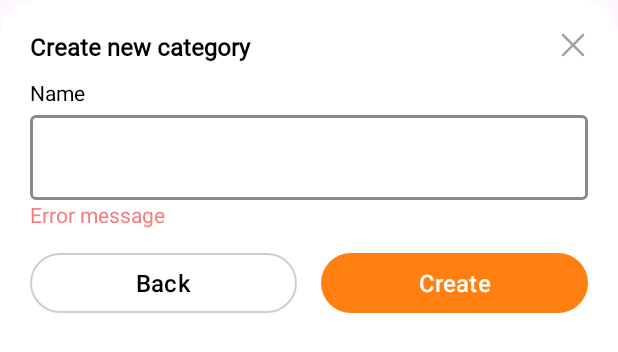
After one commit to pedfu/DayStreak, an Android app: the layout fragment_category_creation_dialog.xml on its own in the app's theme, with its tools: preview values and no code run, on a phone screen of 412 x 824 dp. The commit adds this screen. Shown: the top 352 px of the screen. Run offline under Robolectric (Android 15) with nearby library versions, the phone set to English and light mode, and no system bars.

Commit message:
feat: Modal create category

```diff
--- a/app/build.gradle.kts
+++ b/app/build.gradle.kts
@@ -54,6 +54,7 @@ dependencies {
     implementation("androidx.lifecycle:lifecycle-viewmodel-ktx:2.7.0")
     implementation("androidx.lifecycle:lifecycle-service:2.7.0")
     implementation("androidx.lifecycle:lifecycle-common-java8:2.7.0")
+    implementation("androidx.legacy:legacy-support-v4:1.0.0")
     testImplementation("junit:junit:4.13.2")
     androidTestImplementation("androidx.test.ext:junit:1.1.5")
     androidTestImplementation("androidx.test.espresso:espresso-core:3.5.1")
@@ -91,4 +92,7 @@ dependencies {
 
     // glide - render image from url
     implementation("com.github.bumptech.glide:glide:4.12.0")
+
+    // Loading Button
+    implementation("com.github.razir.progressbutton:progressbutton:2.1.0")
 }
--- a/app/src/main/java/com/pedfu/daystreak/data/local/category/CategoryDao.kt
+++ b/app/src/main/java/com/pedfu/daystreak/data/local/category/CategoryDao.kt
@@ -17,6 +17,9 @@ interface CategoryDao {
 
     @Query("SELECT * FROM category")
     suspend fun getAllCategories(): List<CategoryEntity>
+
+    @Query("SELECT * FROM category")
+    suspend fun getAll(): List<CategoryEntity>
 
     @Query("SELECT * FROM category WHERE id = :id LIMIT 1")
     fun observeById(id: Long): Flow<CategoryEntity?>
--- a/app/src/main/java/com/pedfu/daystreak/data/remote/streak/CategoryRequest.kt
+++ b/app/src/main/java/com/pedfu/daystreak/data/remote/streak/CategoryRequest.kt
@@ -7,4 +7,6 @@ import com.squareup.moshi.JsonClass
 class CategoryRequest (
     @Json(name = "id") val id: Long?,
     @Json(name = "name") val name: String,
-)
+) {
+    constructor(name: String): this(null, name)
+}
--- a/app/src/main/java/com/pedfu/daystreak/data/repositories/streak/StreakRepository.kt
+++ b/app/src/main/java/com/pedfu/daystreak/data/repositories/streak/StreakRepository.kt
@@ -34,6 +34,10 @@ class StreakRepository(
         return streakDao.getAll().map { it.toStreak() }
     }
 
+    suspend fun getAllCategories(): List<StreakCategoryItem> {
+        return categoryDao.getAll().map { it.toCategory() }
+    }
+
     suspend fun onRefreshStreak(streaks: List<StreakItem>) {
         streakDao.refreshStreaks(streaks)
     }
--- a/app/src/main/java/com/pedfu/daystreak/helpers/RetrofitBuilder.kt
+++ b/app/src/main/java/com/pedfu/daystreak/helpers/RetrofitBuilder.kt
@@ -31,7 +31,7 @@ class RetrofitBuilder(
         clientBuilder.addNetworkInterceptor(httpLoggingInterceptor)
 
         return Retrofit.Builder()
-            .baseUrl("https://509c-189-123-97-138.ngrok-free.app/") // BASE URL FROM CONFIG
+            .baseUrl("https://e273-189-123-97-138.ngrok-free.app/") // BASE URL FROM CONFIG
             .addConverterFactory(MoshiConverterFactory.create(moshi))
             .client(clientBuilder.build())
             .build()
--- /dev/null
+++ b/app/src/main/java/com/pedfu/daystreak/presentation/category/OnItemCreatedListener.kt
@@ -0,0 +1,5 @@
+package com.pedfu.daystreak.presentation.category
+
+interface OnItemCreatedListener {
+    fun onItemCreated(itemType: String)
+}
--- /dev/null
+++ b/app/src/main/res/drawable/background_button_transparent_md_border.xml
@@ -0,0 +1,21 @@
+<?xml version="1.0" encoding="utf-8"?>
+<ripple
+xmlns:android="http://schemas.android.com/apk/res/android"
+android:color="#11000000">
+
+<item>
+    <shape xmlns:android="http://schemas.android.com/apk/res/android"
+        android:shape="rectangle">
+        <corners android:radius="24dp"/>
+        <solid android:color="@color/transparent"/>
+        <stroke android:width="1dp" android:color="#CECECE" />
+    </shape>
+</item>
+
+<!-- Make sure the ripple doesn't exceed the bounds -->
+<item android:id="@android:id/mask">
+    <shape android:shape="rectangle">
+        <solid android:color="?android:colorAccent" />
+    </shape>
+</item>
+</ripple>
--- /dev/null
+++ b/app/src/main/res/layout/fragment_category_creation_dialog.xml
@@ -0,0 +1,105 @@
+<?xml version="1.0" encoding="utf-8"?>
+<androidx.constraintlayout.widget.ConstraintLayout xmlns:android="http://schemas.android.com/apk/res/android"
+    xmlns:app="http://schemas.android.com/apk/res-auto"
+    xmlns:tools="http://schemas.android.com/tools"
+    android:layout_width="match_parent"
+    android:layout_height="match_parent"
+    android:padding="20dp"
+    android:paddingBottom="0dp"
+    android:background="@drawable/background_rounded_md_white">
+
+    <TextView
+        android:id="@+id/textViewTitle"
+        style="@style/SemiboldText"
+        android:layout_width="0dp"
+        android:layout_height="wrap_content"
+        android:text="@string/create_new_category"
+        android:textColor="@color/black"
+        android:textSize="16sp"
+        app:layout_constraintEnd_toStartOf="@+id/buttonClose"
+        app:layout_constraintStart_toStartOf="parent"
+        app:layout_constraintTop_toTopOf="parent" />
+
+    <ImageButton
+        android:id="@+id/buttonClose"
+        android:layout_width="wrap_content"
+        android:layout_height="wrap_content"
+        android:background="@color/transparent"
+        android:src="@drawable/ic_close_gray"
+        app:layout_constraintEnd_toEndOf="parent"
+        app:layout_constraintTop_toTopOf="parent" />
+
+    <TextView
+        android:id="@+id/labelName"
+        android:layout_width="match_parent"
+        android:layout_height="wrap_content"
+        android:layout_marginTop="10dp"
+        android:text="@string/name"
+        android:textColor="@color/black"
+        app:layout_constraintTop_toBottomOf="@+id/textViewTitle" />
+
+    <com.google.android.material.textfield.TextInputLayout
+        android:id="@+id/textInputName"
+        android:layout_width="0dp"
+        android:layout_height="wrap_content"
+        style="@style/TextInputLayout"
+        app:layout_constraintEnd_toEndOf="parent"
+        app:layout_constraintStart_toStartOf="parent"
+        app:layout_constraintTop_toBottomOf="@+id/labelName">
+
+        <com.google.android.material.textfield.TextInputEditText
+            android:id="@+id/editTextName"
+            android:layout_width="match_parent"
+            android:layout_height="wrap_content"
+            style="@style/TextInputEditText"
+            android:textColor="@color/black"
+            android:inputType="textPersonName"
+            android:singleLine="true" />
+
+        <TextView
+            android:id="@+id/textViewErrorName"
+            android:layout_width="match_parent"
+            android:layout_height="wrap_content"
+            android:textColor="@color/red_font"
+            tools:text="Error message"/>
+
+    </com.google.android.material.textfield.TextInputLayout>
+
+    <LinearLayout
+        android:id="@+id/linearLayoutButtons"
+        android:layout_width="match_parent"
+        android:layout_height="wrap_content"
+        android:gravity="center"
+        android:orientation="horizontal"
+        android:paddingTop="16dp"
+        app:layout_constraintTop_toBottomOf="@+id/textInputName">
+
+        <com.google.android.material.button.MaterialButton
+            android:id="@+id/buttonBack"
+            android:layout_width="0dp"
+            android:layout_height="40dp"
+            android:layout_marginEnd="8dp"
+            android:layout_weight="1"
+            android:padding="0dp"
+            android:background="@drawable/background_button_transparent_md_border"
+            android:text="@string/back"
+            android:textColor="@color/black"
+            android:textSize="16sp"
+            app:backgroundTint="@null" />
+
+        <com.pedfu.daystreak.presentation.reusable.LoadingButton
+            android:id="@+id/buttonCreate"
+            android:layout_width="0dp"
+            android:layout_height="40dp"
+            android:layout_marginStart="8dp"
+            android:layout_weight="1"
+            android:padding="0dp"
+            android:background="@drawable/background_rounded_md_orange"
+            android:text="@string/create"
+            android:textColor="@color/white"
+            android:textSize="16sp"
+            app:backgroundTint="@null" />
+
+    </LinearLayout>
+
+</androidx.constraintlayout.widget.ConstraintLayout>
--- a/app/src/main/res/values/strings.xml
+++ b/app/src/main/res/values/strings.xml
@@ -6,6 +6,10 @@
     <string name="intro_main_phrase">Ignite your success streak with Day Streak.</string>
     <string name="intro_description">Discover a new way to manage your goals and stay motivated with Day Streak. Track your progress, build habits, and unlock your full potential, one successful day at a time.</string>
     <string name="get_started">Get Started</string>
+
+    <!-- Errors -->
+    <string name="name_cannot_be_empty">Name can\'t be empty</string>
+    <string name="category_name_already_exists">There is already a category with the same name</string>
 
     <!-- Home -->
     <string name="hi_username">Hi, %s!</string>
```
Also changed, not shown: app/src/main/java/com/pedfu/daystreak/presentation/category/CategoryCreationDialogFragment.kt (added, +115 -0 lines), app/src/main/java/com/pedfu/daystreak/presentation/category/CategoryCreationDialogViewModel.kt (added, +90 -0 lines), app/src/main/java/com/pedfu/daystreak/presentation/category/SelectCreateTypeDialogFragment.kt (added, +53 -0 lines), app/src/main/java/com/pedfu/daystreak/presentation/home/HomeFragment.kt (+10 -69 lines), app/src/main/java/com/pedfu/daystreak/presentation/reusable/LoadingButton.kt (added, +154 -0 lines), app/src/main/res/drawable/background_button_transparent_border.xml (added, +21 -0 lines), app/src/main/res/layout/fragment_home.xml (+7 -7 lines), app/src/main/res/layout/fragment_select_create_type_dialog.xml (added, +42 -0 lines).
